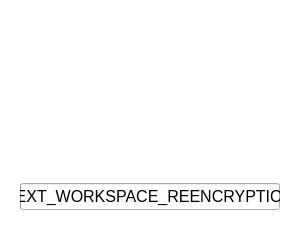
Before: the Qt Designer form parsec/core/gui/forms/workspace_button.ui in Scille/parsec-cloud, drawn with Qt 5.
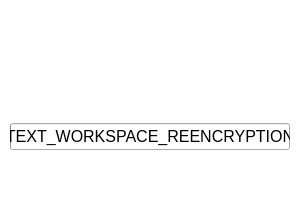
After: the same form once the commit is applied. Icons and pictures are not drawn. Custom widgets are drawn as their Qt base class.

Commit message: [GUI] Updated how workspaces are loaded

Diff of the .ui file:
```diff
--- a/parsec/core/gui/forms/workspace_button.ui
+++ b/parsec/core/gui/forms/workspace_button.ui
@@ -7,19 +7,19 @@
     <x>0</x>
     <y>0</y>
     <width>300</width>
-    <height>250</height>
+    <height>200</height>
    </rect>
   </property>
   <property name="minimumSize">
    <size>
     <width>300</width>
-    <height>250</height>
+    <height>200</height>
    </size>
   </property>
   <property name="maximumSize">
    <size>
     <width>300</width>
-    <height>250</height>
+    <height>200</height>
    </size>
   </property>
   <property name="font">
@@ -61,12 +61,17 @@
 	border-top-right-radius: 8px;
 }
 
-#file1_name, #file2_name, #file3_name, #file4_name {
-	color: #999999;
+#label_title {
+	color: #666666;
 }
 
 #label_role {
 	color: #999999;
+}
+
+#label_shared_info {
+	color: #999999;
+	padding-left: 10px;
 }</string>
   </property>
   <layout class="QVBoxLayout" name="verticalLayout">
@@ -86,16 +91,16 @@
     <widget class="QWidget" name="widget" native="true">
      <layout class="QVBoxLayout" name="verticalLayout_2">
       <property name="spacing">
-       <number>0</number>
+       <number>10</number>
       </property>
       <property name="leftMargin">
-       <number>0</number>
+       <number>10</number>
       </property>
       <property name="topMargin">
        <number>0</number>
       </property>
       <property name="rightMargin">
-       <number>0</number>
+       <number>10</number>
       </property>
       <property name="bottomMargin">
        <number>0</number>
@@ -105,13 +110,13 @@
         <property name="minimumSize">
          <size>
           <width>0</width>
-          <height>70</height>
+          <height>40</height>
          </size>
         </property>
         <property name="maximumSize">
          <size>
           <width>16777215</width>
-          <height>70</height>
+          <height>40</height>
          </size>
         </property>
         <property name="styleSheet">
@@ -122,96 +127,28 @@
           <number>15</number>
          </property>
          <property name="leftMargin">
-          <number>20</number>
+          <number>0</number>
          </property>
          <property name="topMargin">
           <number>0</number>
          </property>
          <property name="rightMargin">
-          <number>20</number>
+          <number>0</number>
          </property>
          <property name="bottomMargin">
           <number>0</number>
          </property>
          <item>
-          <layout class="QVBoxLayout" name="verticalLayout_4">
-           <property name="spacing">
-            <number>5</number>
+          <widget class="QLabel" name="label_role">
+           <property name="font">
+            <font>
+             <pointsize>9</pointsize>
+             <weight>75</weight>
+             <italic>true</italic>
+             <bold>true</bold>
+            </font>
            </property>
-           <property name="topMargin">
-            <number>10</number>
-           </property>
-           <item>
-            <widget class="QLabel" name="label_title">
-             <property name="font">
-              <font>
-               <pointsize>12</pointsize>
-               <weight>75</weight>
-               <bold>true</bold>
-              </font>
-             </property>
-             <property name="text">
-              <string/>
-             </property>
-            </widget>
-           </item>
-           <item>
-            <layout class="QHBoxLayout" name="horizontalLayout_4">
-             <property name="spacing">
-              <number>0</number>
-             </property>
-             <property name="rightMargin">
-              <number>0</number>
-             </property>
-             <item>
-              <widget class="QWidget" name="badge_widget" native="true">
-               <layout class="QHBoxLayout" name="horizontalLayout_5">
-                <property name="spacing">
-                 <number>0</number>
-                </property>
-                <property name="leftMargin">
-                 <number>0</number>
-                </property>
-                <property name="topMargin">
-                 <number>0</number>
-                </property>
-                <property name="rightMargin">
-                 <number>0</number>
-                </property>
-                <property name="bottomMargin">
-                 <number>0</number>
-                </property>
-                <item>
-                 <widget class="QLabel" name="label_role">
-                  <property name="font">
-                   <font>
-                    <pointsize>9</pointsize>
-                    <weight>75</weight>
-                    <italic>true</italic>
-                    <bold>true</bold>
-                   </font>
-                  </property>
-                 </widget>
-                </item>
-               </layout>
-              </widget>
-             </item>
-             <item>
-              <spacer name="horizontalSpacer">
-               <property name="orientation">
-                <enum>Qt::Horizontal</enum>
-               </property>
-               <property name="sizeHint" stdset="0">
-                <size>
-                 <width>40</width>
-                 <height>20</height>
-                </size>
-               </property>
-              </spacer>
-             </item>
-            </layout>
-           </item>
-          </layout>
+          </widget>
          </item>
          <item>
           <widget class="IconLabel" name="label_shared">
@@ -287,146 +224,20 @@
        </widget>
       </item>
       <item>
-       <widget class="QWidget" name="widget_files" native="true">
-        <property name="styleSheet">
-         <string notr="true"/>
+       <widget class="QLabel" name="label_title">
+        <property name="font">
+         <font>
+          <pointsize>13</pointsize>
+          <weight>75</weight>
+          <bold>true</bold>
+         </font>
         </property>
-        <layout class="QFormLayout" name="formLayout">
-         <property name="horizontalSpacing">
-          <number>10</number>
-         </property>
-         <property name="verticalSpacing">
-          <number>10</number>
-         </property>
-         <property name="leftMargin">
-          <number>15</number>
-         </property>
-         <property name="topMargin">
-          <number>15</number>
-         </property>
-         <property name="rightMargin">
-          <number>15</number>
-         </property>
-         <property name="bottomMargin">
-          <number>15</number>
-         </property>
-         <item row="0" column="0">
-          <widget class="QLabel" name="file1_icon">
-           <property name="minimumSize">
-            <size>
-             <width>20</width>
-             <height>20</height>
-            </size>
-           </property>
-           <property name="maximumSize">
-            <size>
-             <width>20</width>
-             <height>20</height>
-            </size>
-           </property>
-           <property name="text">
-            <string/>
-           </property>
-           <property name="scaledContents">
-            <bool>true</bool>
-           </property>
-          </widget>
-         </item>
-         <item row="0" column="1">
-          <widget class="QLabel" name="file1_name">
-           <property name="text">
-            <string/>
-           </property>
-          </widget>
-         </item>
-         <item row="1" column="0">
-          <widget class="QLabel" name="file2_icon">
-           <property name="minimumSize">
-            <size>
-             <width>20</width>
-             <height>20</height>
-            </size>
-           </property>
-           <property name="maximumSize">
-            <size>
-             <width>20</width>
-             <height>20</height>
-            </size>
-           </property>
-           <property name="text">
-            <string/>
-           </property>
-           <property name="scaledContents">
-            <bool>true</bool>
-           </property>
-          </widget>
-         </item>
-         <item row="1" column="1">
-          <widget class="QLabel" name="file2_name">
-           <property name="text">
-            <string/>
-           </property>
-          </widget>
-         </item>
-         <item row="2" column="0">
-          <widget class="QLabel" name="file3_icon">
-           <property name="minimumSize">
-            <size>
-             <width>20</width>
-             <height>20</height>
-            </size>
-           </property>
-           <property name="maximumSize">
-            <size>
-             <width>20</width>
-             <height>20</height>
-            </size>
-           </property>
-           <property name="text">
-            <string/>
-           </property>
-           <property name="scaledContents">
-            <bool>true</bool>
-           </property>
-          </widget>
-         </item>
-         <item row="2" column="1">
-          <widget class="QLabel" name="file3_name">
-           <property name="text">
-            <string/>
-           </property>
-          </widget>
-         </item>
-         <item row="3" column="0">
-          <widget class="QLabel" name="file4_icon">
-           <property name="minimumSize">
-            <size>
-             <width>20</width>
-             <height>20</height>
-            </size>
-           </property>
-           <property name="maximumSize">
-            <size>
-             <width>20</width>
-             <height>20</height>
-            </size>
-           </property>
-           <property name="text">
-            <string/>
-           </property>
-           <property name="scaledContents">
-            <bool>true</bool>
-           </property>
-          </widget>
-         </item>
-         <item row="3" column="1">
-          <widget class="QLabel" name="file4_name">
-           <property name="text">
-            <string/>
-           </property>
-          </widget>
-         </item>
-        </layout>
+        <property name="text">
+         <string/>
+        </property>
+        <property name="wordWrap">
+         <bool>false</bool>
+        </property>
        </widget>
       </item>
       <item>
@@ -447,6 +258,19 @@
         </layout>
        </widget>
       </item>
+      <item>
+       <spacer name="verticalSpacer">
+        <property name="orientation">
+         <enum>Qt::Vertical</enum>
+        </property>
+        <property name="sizeHint" stdset="0">
+         <size>
+          <width>20</width>
+          <height>5</height>
+         </size>
+        </property>
+       </spacer>
+      </item>
       <item>
        <widget class="QWidget" name="widget_reencryption" native="true">
         <layout class="QHBoxLayout" name="horizontalLayout_3">
@@ -454,13 +278,13 @@
           <number>0</number>
          </property>
          <property name="leftMargin">
-          <number>20</number>
+          <number>0</number>
          </property>
          <property name="topMargin">
           <number>0</number>
          </property>
          <property name="rightMargin">
-          <number>20</number>
+          <number>0</number>
          </property>
          <property name="bottomMargin">
           <number>0</number>
@@ -500,13 +324,13 @@
           <number>10</number>
          </property>
          <property name="leftMargin">
-          <number>20</number>
+          <number>0</number>
          </property>
          <property name="topMargin">
           <number>0</number>
          </property>
          <property name="rightMargin">
-          <number>20</number>
+          <number>0</number>
          </property>
          <property name="bottomMargin">
           <number>0</number>
```
Left out of the diff: 19 changed lines with no effect on the pictures. The commit also changes 13 other files.
